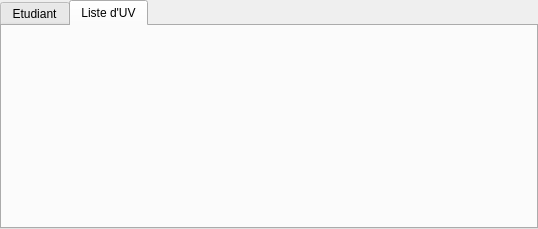
Qt form src/view/mainwindow.ui (V1rgul/UT-profiler) before a commit.
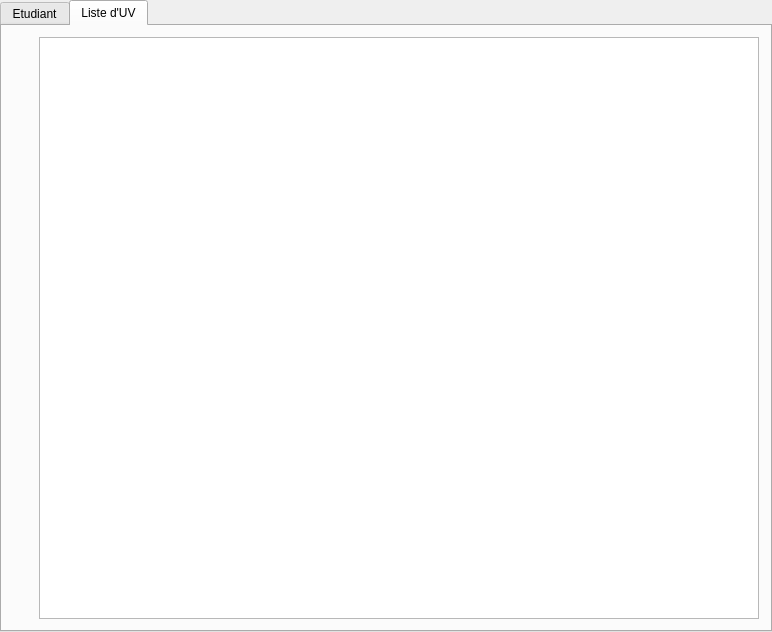
The same form after that commit. The open tabs and pages were chosen to show the change. Custom widgets are drawn as their Qt base class.

Commit message: UV list started

Diff of the .ui file:
```diff
--- a/src/view/mainwindow.ui
+++ b/src/view/mainwindow.ui
@@ -6,8 +6,8 @@
    <rect>
     <x>0</x>
     <y>0</y>
-    <width>538</width>
-    <height>229</height>
+    <width>772</width>
+    <height>632</height>
    </rect>
   </property>
   <property name="windowTitle">
@@ -153,6 +153,45 @@
        <attribute name="title">
         <string>Liste d'UV</string>
        </attribute>
+       <layout class="QHBoxLayout" name="horizontalLayout_4">
+        <item>
+         <widget class="QWidget" name="widget" native="true">
+          <layout class="QVBoxLayout" name="verticalLayout_4">
+           <property name="leftMargin">
+            <number>0</number>
+           </property>
+           <property name="topMargin">
+            <number>0</number>
+           </property>
+           <property name="rightMargin">
+            <number>0</number>
+           </property>
+           <property name="bottomMargin">
+            <number>0</number>
+           </property>
+           <item>
+            <widget class="QFiltreBranche" name="filterWidget" native="true"/>
+           </item>
+           <item>
+            <spacer name="verticalSpacer_3">
+             <property name="orientation">
+              <enum>Qt::Vertical</enum>
+             </property>
+             <property name="sizeHint" stdset="0">
+              <size>
+               <width>20</width>
+               <height>550</height>
+              </size>
+             </property>
+            </spacer>
+           </item>
+          </layout>
+         </widget>
+        </item>
+        <item>
+         <widget class="QListWidget" name="listUV"/>
+        </item>
+       </layout>
       </widget>
      </widget>
     </item>
@@ -170,6 +209,14 @@
   </widget>
  </widget>
  <layoutdefault spacing="6" margin="11"/>
+ <customwidgets>
+  <customwidget>
+   <class>QFiltreBranche</class>
+   <extends>QWidget</extends>
+   <header>qfiltrebranche.h</header>
+   <container>1</container>
+  </customwidget>
+ </customwidgets>
  <resources/>
  <connections/>
 </ui>
```
Left out of the diff: 2 changed lines with no effect on the pictures. The commit also changes 4 other files.
